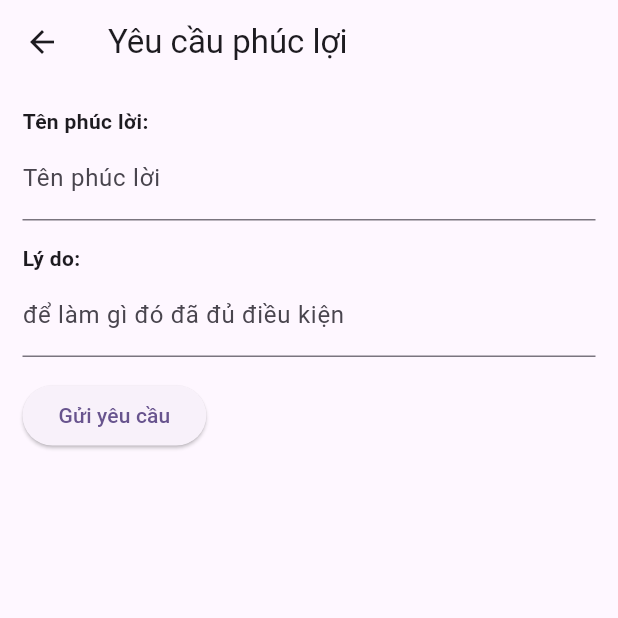
After one commit to cxtung/app_QLduan, a Flutter app: the ListbefenitScreen screen opened directly, after a tap on the "add box" icon, on a phone screen of 412 x 824 dp, the top half of it. The commit adds this screen. Run offline on Flutter 3.47's test engine with Material 3 defaults, Android fonts, the phone set to English and light mode, and no system bars.

Commit message:
cap nhat cuoi

```diff
--- a/lib/screens/home-employee.dart
+++ b/lib/screens/home-employee.dart
@@ -1,4 +1,5 @@
 import 'package:flutter/material.dart';
+import 'package:quanly_duan/screens/listbefenit.dart';
 import 'package:quanly_duan/screens/profile.dart';
 import 'package:quanly_duan/screens/screen-manager.dart';
 
@@ -72,7 +73,7 @@ class _HomeScreenemployeeState extends State<HomeScreenemployee>
             title: const Text('phúc lợi'),
             onTap: () {
               Navigator.push(context,
-                  MaterialPageRoute(builder: (context) => ProfilePage()));
+                  MaterialPageRoute(builder: (context) => ListbefenitScreen()));
               // Add your logic here for About
             },
           ),
--- a/lib/screens/home.dart
+++ b/lib/screens/home.dart
@@ -1,6 +1,7 @@
 import 'package:flutter/material.dart';
 import 'package:quanly_duan/screens/acpbenefit.dart';
 import 'package:quanly_duan/screens/list_comple_task.dart';
+import 'package:quanly_duan/screens/listbefenit.dart';
 import 'package:quanly_duan/screens/profile.dart';
 import 'package:quanly_duan/screens/screen-manager.dart';
 
@@ -78,10 +79,10 @@ class _HomeScreenState extends State<HomeScreen> with TickerProviderStateMixin {
             },
           ),
           ListTile(
-            title: const Text('Quản lí cá nhân'),
+            title: const Text('phúc lợi'),
             onTap: () {
               Navigator.push(context,
-                  MaterialPageRoute(builder: (context) => ProfilePage()));
+                  MaterialPageRoute(builder: (context) => ListbefenitScreen()));
               // Add your logic here for About
             },
           ),
--- /dev/null
+++ b/lib/screens/listbefenit.dart
@@ -0,0 +1,130 @@
+import 'package:flutter/material.dart';
+
+class ListbefenitScreen extends StatefulWidget {
+  @override
+  _ListbefenitScreenState createState() => _ListbefenitScreenState();
+}
+
+class _ListbefenitScreenState extends State<ListbefenitScreen> {
+  @override
+  Widget build(BuildContext context) {
+    return Scaffold(
+      backgroundColor: const Color(0xFFF7F7F7),
+      appBar: _buildAppBar(),
+      body: _buildMenuItem(),
+    );
+  }
+
+  PreferredSizeWidget _buildAppBar() {
+    return AppBar(
+      iconTheme: const IconThemeData(color: Color.fromARGB(255, 5, 5, 5)),
+      backgroundColor: const Color(0xFFF7F7F7),
+      elevation: 0,
+      actions: [
+        IconButton(
+          icon: Icon(Icons.add_box),
+          onPressed: () {
+            // Xử lý khi biểu tượng được nhấn
+             Navigator.push(
+                context,
+                MaterialPageRoute(builder: (context) => AddClaimBenefitsScreen()),
+              );
+
+          },
+        ),
+      ],
+    );
+  }
+
+
+
+  Widget _buildMenuItem() {
+    return IntrinsicHeight(
+      child: Card(
+        elevation: 5,
+        color: Color.fromARGB(255, 255, 255, 255),
+        margin: EdgeInsets.all(10),
+        child: Padding(
+          padding: EdgeInsets.all(15),
+          child: Column(
+            crossAxisAlignment: CrossAxisAlignment.start,
+            children: <Widget>[
+              Text(
+                'tên phúc lợi: cho tiền thuê server',
+                style: TextStyle(
+                  fontSize: 18,
+                  fontWeight: FontWeight.bold,
+                ),
+              ),
+
+              SizedBox(height: 5),
+              Text(
+                'Thời hạn phúc lợi: 5tr/tháng',
+                style: TextStyle(fontSize: 16),
+              ),
+
+              SizedBox(height: 15),
+
+            ],
+          ),
+        ),
+      ),
+    );
+  }
+}
+class AddClaimBenefitsScreen extends StatefulWidget {
+  @override
+  _AddClaimBenefitsState createState() => _AddClaimBenefitsState();
+}
+class _AddClaimBenefitsState extends State<AddClaimBenefitsScreen> {
+  String _name = '';
+  String _position = '';
+  String _role = 'Nhân viên';
+
+  @override
+  Widget build(BuildContext context) {
+    return Scaffold(
+      appBar: AppBar(
+        title: Text('Yêu cầu phúc lợi'),
+      ),
+      body: Padding(
+        padding: EdgeInsets.all(15),
+        child: Column(
+          crossAxisAlignment: CrossAxisAlignment.start,
+          children: [
+            Text('Tên phúc lời:',
+                style: TextStyle(fontWeight: FontWeight.bold)),
+            TextField(
+              decoration: InputDecoration(labelText: 'Tên phúc lời'),
+              onChanged: (value) {
+                setState(() {
+                  _name = value;
+                });
+              },
+            ),
+            SizedBox(height: 15),
+             Text('Lý do:',
+                style: TextStyle(fontWeight: FontWeight.bold)),
+            TextField(
+              decoration: InputDecoration(labelText: 'để làm gì đó đã đủ điều kiện'),
+              onChanged: (value) {
+                setState(() {
+                  _name = value;
+                });
+              },
+            ),
+            SizedBox(height: 15),
+            ElevatedButton(
+              onPressed: () {
+                // Add your logic to add the employee to the project
+                // You can use _name, _position, and _role variables here
+                Navigator.pop(context);
+              },
+              child: Text('Gửi yêu cầu'),
+            ),
+          ],
+        ),
+      ),
+    );
+  }
+}
```
